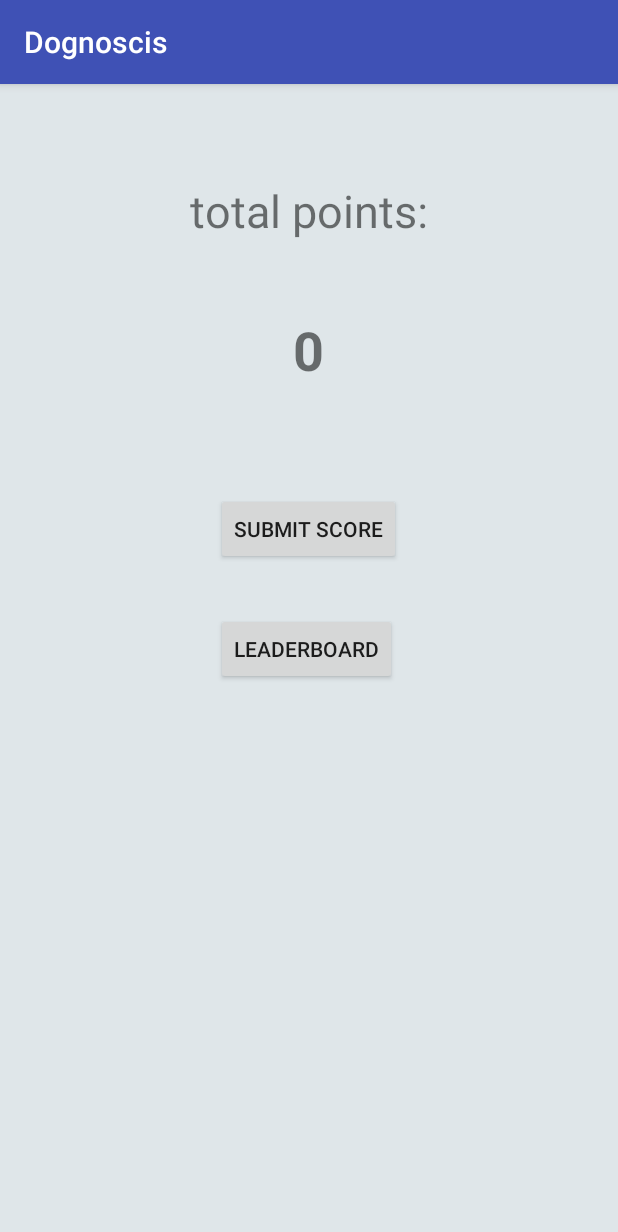
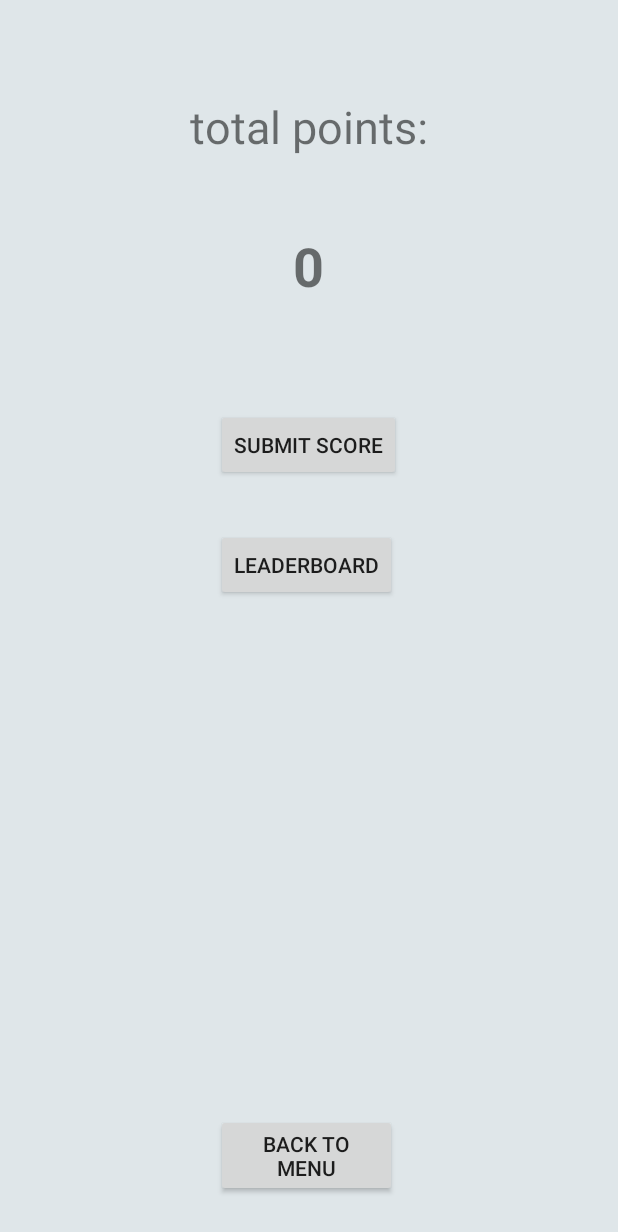
Before and after one commit to carlosmrtll/Dognoscis, an Android app: the QuizResults screen opened directly, with no data from a screen before it, on a phone screen of 412 x 824 dp. Shown: the top 1232 px of the screen. Run offline under Robolectric (Android 15) with nearby library versions, the phone set to English and light mode, and no system bars; network calls fail; 1 statement that could not run was skipped.

Commit message:
Splash screen for app and layout fixes

```diff
--- a/android/app/src/main/AndroidManifest.xml
+++ b/android/app/src/main/AndroidManifest.xml
@@ -20,7 +20,9 @@
         android:theme="@style/AppTheme">
         <activity
             android:name=".MainActivity"
-            android:screenOrientation="portrait">
+            android:screenOrientation="portrait"
+            android:theme="@style/AppTheme.splash">
+
             <intent-filter>
                 <action android:name="android.intent.action.MAIN" />
 
--- a/android/app/src/main/java/mx/itesm/dognoscis/QuizResults.java
+++ b/android/app/src/main/java/mx/itesm/dognoscis/QuizResults.java
@@ -4,10 +4,13 @@ import android.app.Dialog;
 import android.content.DialogInterface;
 import android.content.Intent;
 import android.content.SharedPreferences;
+import android.support.v4.content.ContextCompat;
 import android.support.v7.app.AppCompatActivity;
 import android.os.Bundle;
 import android.util.Log;
 import android.view.View;
+import android.view.Window;
+import android.view.WindowManager;
 import android.widget.Button;
 import android.widget.EditText;
 import android.widget.TextView;
@@ -55,6 +58,12 @@ public class QuizResults extends AppCompatActivity {
         score = Integer.parseInt(intent.getStringExtra("points"));
 
         totalPointsText.setText(Integer.toString(score));
+
+        Window window = getWindow();
+        window.clearFlags(WindowManager.LayoutParams.FLAG_TRANSLUCENT_STATUS);
+        window.addFlags(WindowManager.LayoutParams.FLAG_DRAWS_SYSTEM_BAR_BACKGROUNDS);
+        window.setStatusBarColor(ContextCompat.getColor(this,R.color.light_bg));
+        getSupportActionBar().hide();
     }
 
     public void leaderboardClick(View v){
@@ -126,4 +135,9 @@ public class QuizResults extends AppCompatActivity {
             }
         });
     }
+
+    public void backMenu(View v){
+        Intent intent = new Intent(this, MainActivity.class);
+        startActivity(intent);
+    }
 }
--- a/android/app/src/main/java/mx/itesm/dognoscis/RankActivity.java
+++ b/android/app/src/main/java/mx/itesm/dognoscis/RankActivity.java
@@ -110,7 +110,7 @@ public class RankActivity extends AppCompatActivity {
 
     public void click(View v){
         Intent intent = new Intent(this, RankInfoActivity.class);
-        intent.putExtra("perroname", pname);
+        intent.putExtra("perroname", pname.toLowerCase());
         Log.d("-->", "pname2:"+pname);
 
         startActivity(intent);
--- /dev/null
+++ b/android/app/src/main/res/drawable/background_splash.xml
@@ -0,0 +1,18 @@
+<?xml version="1.0" encoding="utf-8"?>
+<layer-list xmlns:android="http://schemas.android.com/apk/res/android">
+
+    <item
+        android:drawable="@color/light_bg"/>
+
+    <item
+        android:width="300dp"
+        android:height = "300dp"
+        android:gravity="center">
+
+        <bitmap
+
+            android:gravity="fill_horizontal|fill_vertical"
+            android:src="@mipmap/logo"/>
+    </item>
+
+</layer-list>
--- a/android/app/src/main/res/layout/activity_listview.xml
+++ b/android/app/src/main/res/layout/activity_listview.xml
@@ -9,7 +9,7 @@
     <ImageView
         android:id="@+id/imageViewH"
         android:layout_width="100dp"
-        android:layout_height="50dp"
+        android:layout_height="150dp"
         android:layout_weight="1"
         app:srcCompat="@android:drawable/btn_star" />
 
--- a/android/app/src/main/res/layout/activity_main.xml
+++ b/android/app/src/main/res/layout/activity_main.xml
@@ -1,4 +1,6 @@
 <?xml version="1.0" encoding="utf-8"?>
+
+
 <android.support.constraint.ConstraintLayout xmlns:android="http://schemas.android.com/apk/res/android"
     xmlns:app="http://schemas.android.com/apk/res-auto"
     xmlns:tools="http://schemas.android.com/tools"
--- a/android/app/src/main/res/layout/activity_quiz_results.xml
+++ b/android/app/src/main/res/layout/activity_quiz_results.xml
@@ -49,4 +49,15 @@
         android:layout_marginTop="32dp"
         android:onClick="leaderboardClick"
         android:text="Leaderboard" />
+
+    <Button
+        android:id="@+id/button2"
+        android:layout_width="wrap_content"
+        android:layout_height="wrap_content"
+        android:layout_alignEnd="@+id/leaderbutton"
+        android:layout_alignParentBottom="true"
+        android:layout_alignStart="@+id/leaderbutton"
+        android:layout_marginBottom="26dp"
+        android:onClick="backMenu"
+        android:text="Back to menu" />
 </RelativeLayout>
--- a/android/app/src/main/res/values/styles.xml
+++ b/android/app/src/main/res/values/styles.xml
@@ -8,4 +8,8 @@
         <item name="colorAccent">@color/colorAccent</item>
     </style>
 
+    <style name="AppTheme.splash" >
+        <item name="android:windowBackground">@drawable/background_splash</item>
+    </style>
+
 </resources>
```
Also changed, not shown: android/app/src/main/java/mx/itesm/dognoscis/Leaderboard.java (+9 -0 lines), android/app/src/main/java/mx/itesm/dognoscis/MainActivity.java (+7 -0 lines), android/app/src/main/res/layout/activity_photo.xml (+4 -6 lines).
